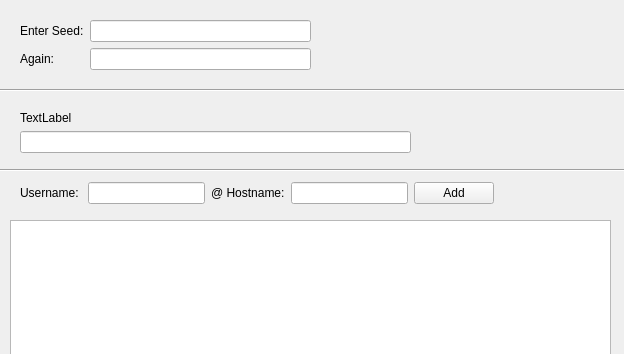
Above: inc/form1.ui from I3ck/determ-pwgen before the change; both pictures show x 0 to 624 and y 0 to 354 of the 624 by 658 pixel window. Below: the same form after it.
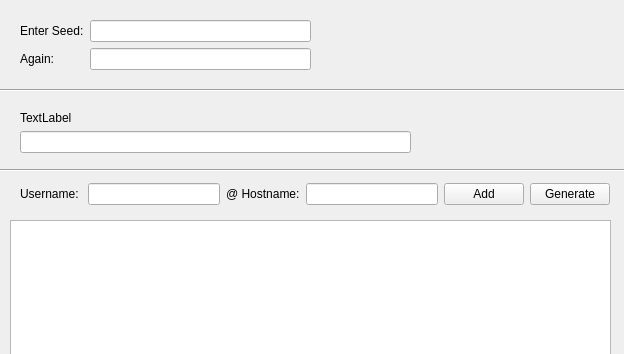
That is the form after the change.

Commit message: added a button to directly generate passwords

Patch:
```diff
--- a/inc/form1.ui
+++ b/inc/form1.ui
@@ -99,45 +99,6 @@
      </item>
     </layout>
    </widget>
-   <widget class="QWidget" name="layoutWidget">
-    <property name="geometry">
-     <rect>
-      <x>20</x>
-      <y>180</y>
-      <width>474</width>
-      <height>26</height>
-     </rect>
-    </property>
-    <layout class="QHBoxLayout" name="horizontalLayout">
-     <item>
-      <widget class="QLabel" name="labelAddUsername">
-       <property name="text">
-        <string>Username: </string>
-       </property>
-      </widget>
-     </item>
-     <item>
-      <widget class="QLineEdit" name="lineEditAddUsername"/>
-     </item>
-     <item>
-      <widget class="QLabel" name="labelAddHostname">
-       <property name="text">
-        <string>@ Hostname:</string>
-       </property>
-      </widget>
-     </item>
-     <item>
-      <widget class="QLineEdit" name="lineEditAddHostname"/>
-     </item>
-     <item>
-      <widget class="QPushButton" name="pushButtonAdd">
-       <property name="text">
-        <string>Add</string>
-       </property>
-      </widget>
-     </item>
-    </layout>
-   </widget>
    <widget class="QLabel" name="labelGenerating">
     <property name="enabled">
      <bool>true</bool>
@@ -189,6 +150,56 @@
      </item>
     </layout>
    </widget>
+   <widget class="QWidget" name="">
+    <property name="geometry">
+     <rect>
+      <x>20</x>
+      <y>180</y>
+      <width>590</width>
+      <height>28</height>
+     </rect>
+    </property>
+    <layout class="QHBoxLayout" name="horizontalLayout_2">
+     <item>
+      <layout class="QHBoxLayout" name="horizontalLayout">
+       <item>
+        <widget class="QLabel" name="labelAddUsername">
+         <property name="text">
+          <string>Username: </string>
+         </property>
+        </widget>
+       </item>
+       <item>
+        <widget class="QLineEdit" name="lineEditAddUsername"/>
+       </item>
+       <item>
+        <widget class="QLabel" name="labelAddHostname">
+         <property name="text">
+          <string>@ Hostname:</string>
+         </property>
+        </widget>
+       </item>
+       <item>
+        <widget class="QLineEdit" name="lineEditAddHostname"/>
+       </item>
+       <item>
+        <widget class="QPushButton" name="pushButtonAdd">
+         <property name="text">
+          <string>Add</string>
+         </property>
+        </widget>
+       </item>
+      </layout>
+     </item>
+     <item>
+      <widget class="QPushButton" name="pushButtonGenerate">
+       <property name="text">
+        <string>Generate</string>
+       </property>
+      </widget>
+     </item>
+    </layout>
+   </widget>
    <zorder>layoutWidget</zorder>
    <zorder>layoutWidget</zorder>
    <zorder>layoutWidget</zorder>
```
Left out of the diff: 4 changed lines with no effect on the pictures. The commit also changes 3 other files.
